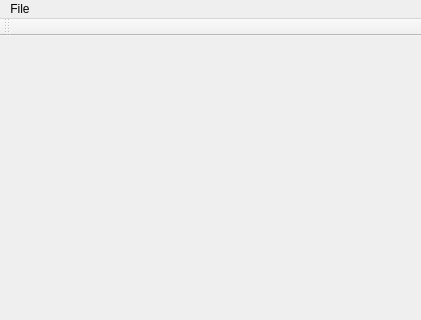
Above: mainwindow.ui from chris1287/Godwit before the change; both pictures show x 0 to 421 and y 0 to 320 of the 421 by 514 pixel window. Below: the same form after it.
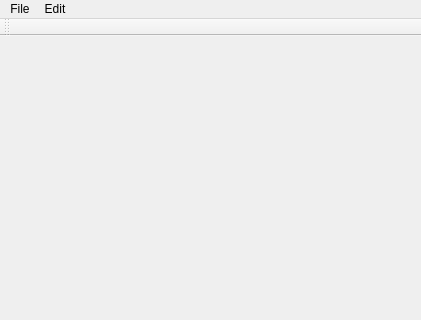
That is the form after the change.

Commit message: Add option for theme selection

The edit to the form file:
```diff
--- a/mainwindow.ui
+++ b/mainwindow.ui
@@ -29,7 +29,14 @@
     </property>
     <addaction name="actionOpen"/>
    </widget>
+   <widget class="QMenu" name="menuEdit">
+    <property name="title">
+     <string>Edit</string>
+    </property>
+    <addaction name="actionChange_theme"/>
+   </widget>
    <addaction name="menuFile"/>
+   <addaction name="menuEdit"/>
   </widget>
   <widget class="QToolBar" name="mainToolBar">
    <attribute name="toolBarArea">
```
Left out of the diff: 5 changed lines with no effect on the pictures. The commit also changes 2 other files.
